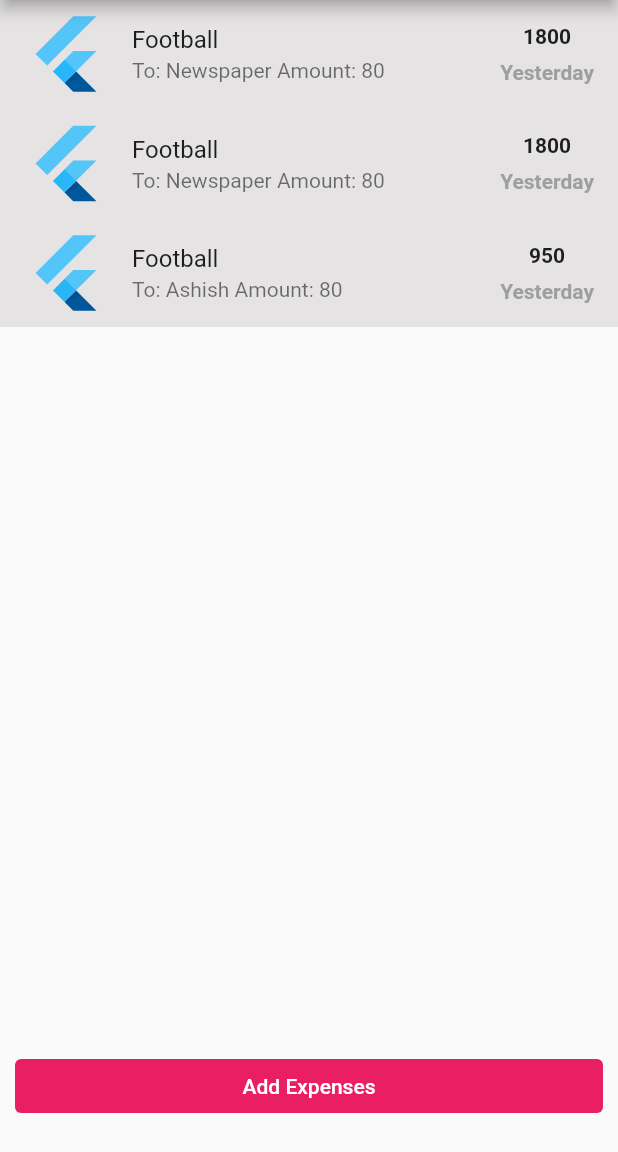
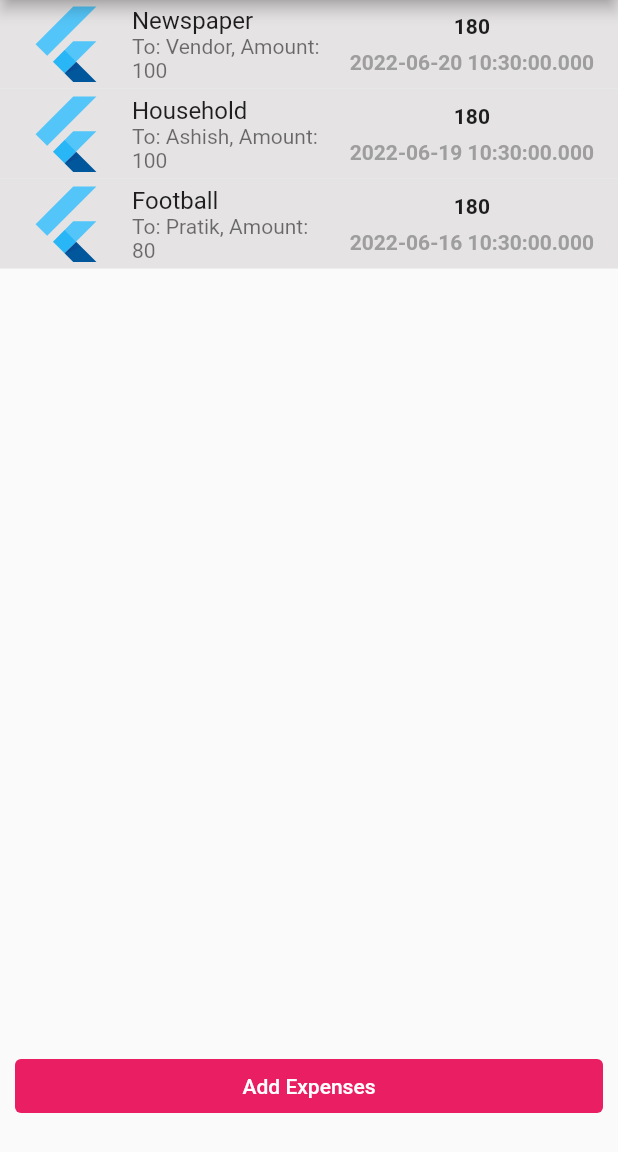
Before and after one commit to tamraj-kilvish/kilvish, a Flutter app: the HomePage screen opened directly, on a phone screen of 412 x 824 dp, the part 84-1236 px from its top. Run offline on Flutter 3.47's test engine with Material 2 defaults, Android fonts, the phone set to English and light mode, and no system bars.

Commit message:
removed expense_info & now using the view entirely from home.dart

```diff
--- a/lib/home.dart
+++ b/lib/home.dart
@@ -1,10 +1,8 @@
 import 'package:flutter/material.dart';
-import 'package:kilvish/src/widgets/expense_info.dart';
 
 const MaterialColor primaryColor = Colors.pink;
 const TextStyle textStylePrimaryColor = TextStyle(color: primaryColor);
 const Color tileBackgroundColor = Color.fromARGB(255, 229, 227, 227);
-
 
 class HomePage extends StatefulWidget {
   const HomePage({Key? key, required this.title}) : super(key: key);
@@ -15,19 +13,78 @@ class HomePage extends StatefulWidget {
   State<HomePage> createState() => _HomePageState();
 }
 
+enum HomePageItemType { tag, url }
+
+class HomePageItem {
+  final String title;
+  final String lastTransactionActor;
+  final num lastTransactionAmount;
+  final DateTime lastTransactionDate;
+  final num balance;
+  final HomePageItemType type;
+
+  const HomePageItem(
+      {required this.title,
+      required this.lastTransactionActor,
+      required this.lastTransactionAmount,
+      required this.lastTransactionDate,
+      required this.balance,
+      required this.type});
+}
+
 class _HomePageState extends State<HomePage> {
-  List<ExpenseItem> expenseItems = [
-    ExpenseItem(
-        message: 'To: Newspaper Amount: 80',
-        date: DateTime.now(),
-        amount: '1800'),
-    ExpenseItem(
-        message: 'To: Newspaper Amount: 80',
-        date: DateTime.now(),
-        amount: '1800'),
-    ExpenseItem(
-        message: 'To: Ashish Amount: 80', date: DateTime.now(), amount: '950'),
-  ];
+  late List<HomePageItem> _homePageItems;
+
+  @override
+  void initState() {
+    super.initState();
+    // TODO - subscribe to changes/updates
+    // TODO - build list of HomePageItems from local DB
+    /* pseudo code
+    List<HomePageItem> homePageItems = [];
+    for (expense in most_recent_expenses()) { //
+      name,type = get_type(expense); // type could be tag or url, name is tag/url name
+      homePageItems.add (
+        HomePageItem(
+          title: name,
+          lastTransactionActor: get_actor(expense)
+          lastTransactionAmount: get_amount(expense)
+          lastTransactionDate: get_date(expense)
+          balance: get_balance_from_tag_or_url(name)
+        )
+      );
+    }*/
+    _homePageItems = [
+      HomePageItem(
+          title: "Newspaper",
+          lastTransactionActor: "Vendor",
+          lastTransactionAmount: 100,
+          lastTransactionDate: DateTime.now().subtract(const Duration(days: 1)),
+          balance: 180,
+          type: HomePageItemType.tag),
+      HomePageItem(
+          title: "Household",
+          lastTransactionActor: "Ashish",
+          lastTransactionAmount: 100,
+          lastTransactionDate: DateTime.now().subtract(const Duration(days: 2)),
+          balance: 180,
+          type: HomePageItemType.tag),
+      HomePageItem(
+          title: "Football",
+          lastTransactionActor: "Pratik",
+          lastTransactionAmount: 80,
+          lastTransactionDate: DateTime.now().subtract(const Duration(days: 5)),
+          balance: 180,
+          type: HomePageItemType.url),
+    ];
+  }
+
+  @override
+  void dispose() {
+    //TODO - dispose the subscription to changes
+    super.dispose();
+  }
+
   @override
   Widget build(BuildContext context) {
     return Scaffold(
@@ -36,7 +93,7 @@ class _HomePageState extends State<HomePage> {
             icon: const Icon(Icons.menu),
             onPressed: () {},
           ),
-          title: Text('Kilvish'),
+          title: const Text('Kilvish'),
           actions: const <Widget>[
             IconButton(
               icon: Icon(
@@ -60,25 +117,28 @@ class _HomePageState extends State<HomePage> {
               separatorBuilder: (context, index) {
                 return const Divider(height: 1);
               },
-              itemCount: expenseItems.length,
+              itemCount: _homePageItems.length,
               itemBuilder: (context, index) {
                 return ListTile(
                   tileColor: tileBackgroundColor,
+                  // TODO - replace the image based on homepageItem type
                   leading: const FlutterLogo(size: 56.0),
                   onTap: () {},
-                  title: const Text('Football'),
-                  subtitle: Text(expenseItems[index].message),
+                  title: Text(_homePageItems[index].title),
+                  subtitle: Text(
+                      "To: ${_homePageItems[index].lastTransactionActor}, Amount: ${_homePageItems[index].lastTransactionAmount}"),
                   trailing: Column(
                       mainAxisAlignment: MainAxisAlignment.spaceEvenly,
                       children: [
                         Text(
-                          expenseItems[index].amount,
+                          "${_homePageItems[index].balance}",
                           style: const TextStyle(
                               fontSize: 14.0, fontWeight: FontWeight.bold),
                         ),
-                        const Text(
-                          'Yesterday',
-                          style: TextStyle(
+                        Text(
+                          // TODO - convert the date time to something like 'yesterday', '1 day ago'
+                          "${_homePageItems[index].lastTransactionDate}",
+                          style: const TextStyle(
                               fontSize: 14.0,
                               color: Colors.grey,
                               fontWeight: FontWeight.bold),
@@ -90,13 +150,14 @@ class _HomePageState extends State<HomePage> {
             Align(
                 alignment: Alignment.bottomCenter,
                 child: Container(
-                  margin: EdgeInsets.symmetric(horizontal: 10, vertical: 20),
+                  margin:
+                      const EdgeInsets.symmetric(horizontal: 10, vertical: 20),
                   width: double.infinity,
                   child: TextButton(
-                    child: Text('Add Expenses',
-                        style: TextStyle(color: Colors.white)),
                     onPressed: () => {},
                     style: TextButton.styleFrom(backgroundColor: primaryColor),
+                    child: const Text('Add Expenses',
+                        style: TextStyle(color: Colors.white)),
                   ),
                 ))
           ],
--- a/lib/main.dart
+++ b/lib/main.dart
@@ -1,5 +1,4 @@
 import 'package:flutter/material.dart';
-import 'package:kilvish/src/widgets/expense_info.dart';
 import 'src/widgets/form_field.dart';
 
 const MaterialColor primaryColor = Colors.pink;
--- a/lib/src/widgets/form_field.dart
+++ b/lib/src/widgets/form_field.dart
@@ -58,7 +58,7 @@ class CustomFormField extends StatelessWidget {
                             Navigator.push(
                               context,
                               MaterialPageRoute(builder: (context) {
-                                return HomePage(title: 'Home Screen');
+                                return const HomePage(title: 'Home Screen');
                               }),
                             );
                           }
```
Also changed, not shown: lib/src/widgets/expense_info.dart (deleted, +0 -81 lines).
